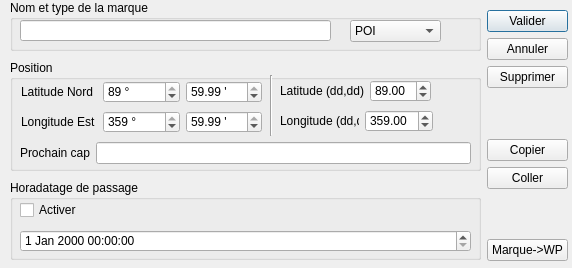
This is src/POI_editor.ui in nohal/qtVlm as Qt 5 draws it before an edit. The edited form follows.
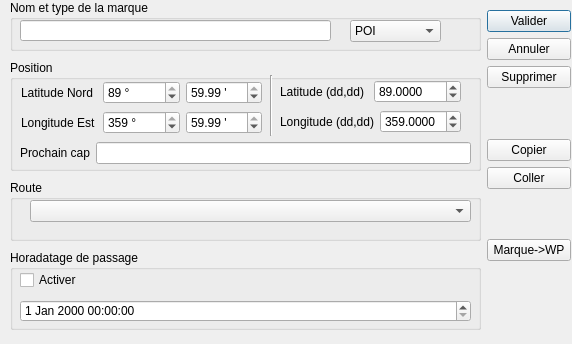
This is the edited form.

Diff of the .ui file:
```diff
--- a/src/POI_editor.ui
+++ b/src/POI_editor.ui
@@ -7,9 +7,15 @@
     <x>0</x>
     <y>0</y>
     <width>572</width>
-    <height>268</height>
+    <height>344</height>
    </rect>
   </property>
+  <property name="sizePolicy">
+   <sizepolicy hsizetype="Preferred" vsizetype="Fixed">
+    <horstretch>0</horstretch>
+    <verstretch>0</verstretch>
+   </sizepolicy>
+  </property>
   <property name="windowTitle">
    <string notr="true">Marque :</string>
   </property>
@@ -114,7 +120,7 @@
       <x>11</x>
       <y>21</y>
       <width>241</width>
-      <height>22</height>
+      <height>23</height>
      </rect>
     </property>
     <layout class="QHBoxLayout" name="horizontalLayout">
@@ -168,7 +174,7 @@
       <x>11</x>
       <y>51</y>
       <width>241</width>
-      <height>22</height>
+      <height>23</height>
      </rect>
     </property>
     <layout class="QHBoxLayout" name="horizontalLayout_2">
@@ -234,8 +240,8 @@
      <rect>
       <x>270</x>
       <y>20</y>
-      <width>151</width>
-      <height>22</height>
+      <width>181</width>
+      <height>23</height>
      </rect>
     </property>
     <layout class="QHBoxLayout" name="horizontalLayout_4">
@@ -248,6 +254,9 @@
      </item>
      <item>
       <widget class="QDoubleSpinBox" name="lat_val">
+       <property name="decimals">
+        <number>4</number>
+       </property>
        <property name="minimum">
         <double>-89.989999999999995</double>
        </property>
@@ -269,8 +278,8 @@
      <rect>
       <x>270</x>
       <y>50</y>
-      <width>153</width>
-      <height>22</height>
+      <width>181</width>
+      <height>23</height>
      </rect>
     </property>
     <layout class="QHBoxLayout" name="horizontalLayout_5">
@@ -283,6 +292,9 @@
      </item>
      <item>
       <widget class="QDoubleSpinBox" name="lon_val">
+       <property name="decimals">
+        <number>4</number>
+       </property>
        <property name="minimum">
         <double>-359.990000000000009</double>
        </property>
@@ -304,7 +316,7 @@
    <property name="geometry">
     <rect>
      <x>10</x>
-     <y>180</y>
+     <y>250</y>
      <width>471</width>
      <height>80</height>
     </rect>
@@ -341,7 +353,7 @@
     <rect>
      <x>487</x>
      <y>10</y>
-     <width>81</width>
+     <width>84</width>
      <height>251</height>
     </rect>
    </property>
@@ -416,6 +428,29 @@
     </item>
    </layout>
   </widget>
+  <widget class="QGroupBox" name="groupBox_4">
+   <property name="geometry">
+    <rect>
+     <x>10</x>
+     <y>180</y>
+     <width>471</width>
+     <height>61</height>
+    </rect>
+   </property>
+   <property name="title">
+    <string>Route</string>
+   </property>
+   <widget class="QComboBox" name="cb_routeList">
+    <property name="geometry">
+     <rect>
+      <x>20</x>
+      <y>20</y>
+      <width>441</width>
+      <height>22</height>
+     </rect>
+    </property>
+   </widget>
+  </widget>
  </widget>
  <tabstops>
   <tabstop>editName</tabstop>
```
Left out of the diff: 2 changed lines with no effect on the pictures.
